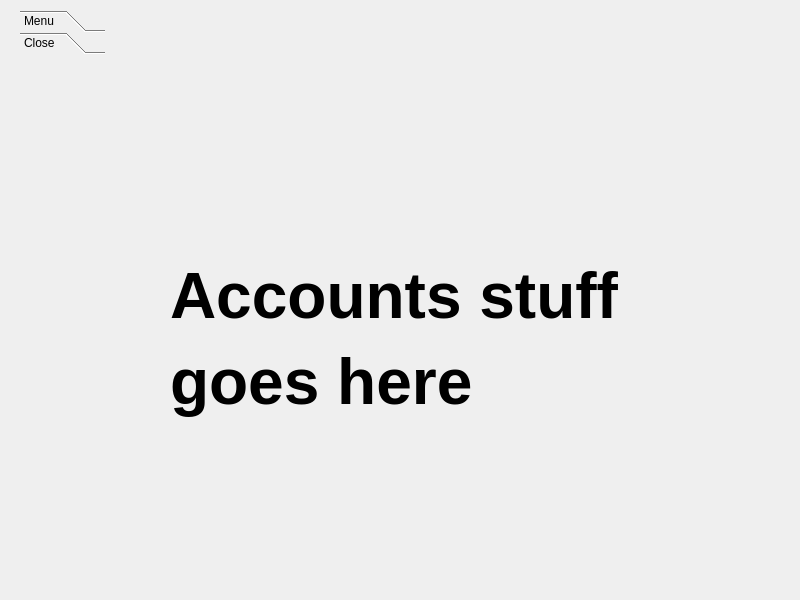
gsm999/TeamBlue_Porcupass, file res/UI Forms/AccountPageForm.ui: the form before one commit.
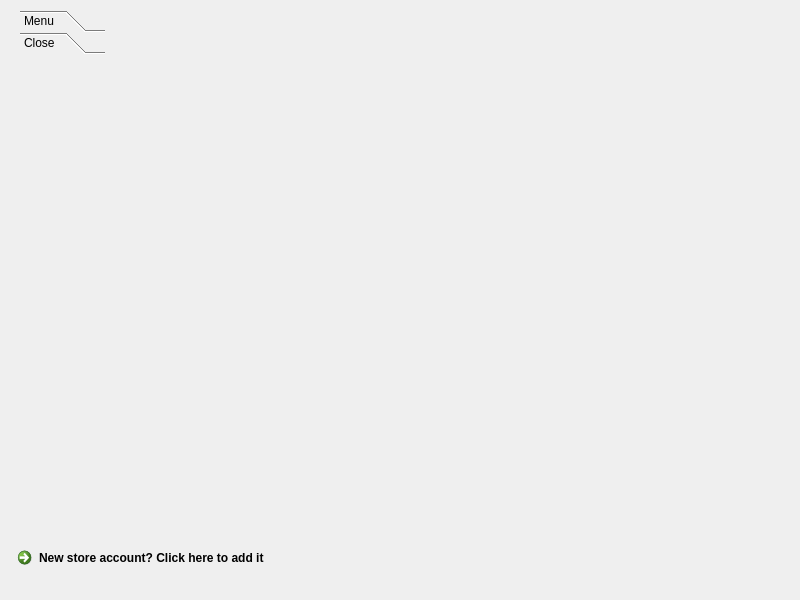
The form after the commit.

Patch:
```diff
--- a/res/UI Forms/AccountPageForm.ui
+++ b/res/UI Forms/AccountPageForm.ui
@@ -13,19 +13,6 @@
   <property name="windowTitle">
    <string>Widget</string>
   </property>
-  <widget class="QLabel" name="label">
-   <property name="geometry">
-    <rect>
-     <x>170</x>
-     <y>180</y>
-     <width>551</width>
-     <height>321</height>
-    </rect>
-   </property>
-   <property name="text">
-    <string>&lt;html&gt;&lt;head/&gt;&lt;body&gt;&lt;p&gt;&lt;span style=&quot; font-size:48pt; font-weight:700;&quot;&gt;Accounts stuff &lt;/span&gt;&lt;/p&gt;&lt;p&gt;&lt;span style=&quot; font-size:48pt; font-weight:700;&quot;&gt;goes here&lt;/span&gt;&lt;/p&gt;&lt;/body&gt;&lt;/html&gt;</string>
-   </property>
-  </widget>
   <widget class="QToolBox" name="Menu">
    <property name="geometry">
     <rect>
@@ -150,6 +137,19 @@
     </attribute>
    </widget>
   </widget>
+  <widget class="QCommandLinkButton" name="commandLinkButton">
+   <property name="geometry">
+    <rect>
+     <x>10</x>
+     <y>540</y>
+     <width>331</width>
+     <height>41</height>
+    </rect>
+   </property>
+   <property name="text">
+    <string>New store account? Click here to add it</string>
+   </property>
+  </widget>
  </widget>
  <resources/>
  <connections/>
```
Left out of the diff: 4 changed lines with no effect on the pictures.
